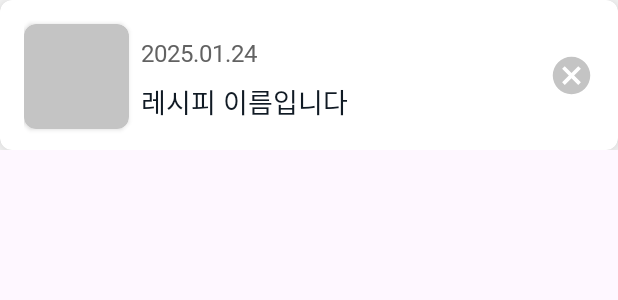
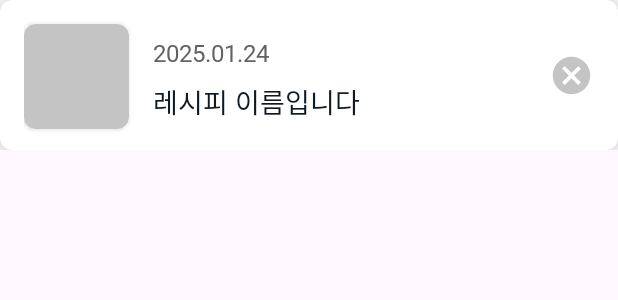
Before and after one commit to kizizip/REPER, an Android app: the layout item_recipe.xml on its own in the app's theme, with its tools: preview values and no code run, on a phone screen of 412 x 824 dp. Shown: the top 300 px of the screen. Run offline under Robolectric (Android 15) with nearby library versions, the phone set to English and light mode, and no system bars.

Commit message:
[style] front - 레시피아이템수정
이미지뷰로 백그라운드 추가할수있게
텍스트 간격조정

```diff
--- a/reper_front/app/src/main/res/layout/item_recipe.xml
+++ b/reper_front/app/src/main/res/layout/item_recipe.xml
@@ -11,7 +11,6 @@
         android:id="@+id/cardView"
         android:layout_width="match_parent"
         android:layout_height="match_parent"
-        android:background="@color/darkgray"
         android:elevation="8dp"
         android:translationZ="5dp"
         app:cardCornerRadius="8dp"
@@ -27,11 +26,9 @@
             android:paddingEnd="16dp"
             android:paddingBottom="8dp">
 
-            <!-- 레시피 이미지 -->
 
-            <!-- 날짜 텍스트 -->
             <androidx.cardview.widget.CardView
-                android:id="@+id/recipe_img"
+                android:id="@+id/recipe_img_CV"
                 android:layout_width="70dp"
                 android:layout_height="70dp"
                 app:cardBackgroundColor="@color/lightgray"
@@ -40,19 +37,26 @@
                 app:layout_constraintBottom_toBottomOf="parent"
                 app:layout_constraintStart_toStartOf="parent"
                 app:layout_constraintTop_toTopOf="parent"
-                app:layout_constraintVertical_bias="0.571" />
+                app:layout_constraintVertical_bias="0.571" >
+
+                <ImageView
+                    android:id="@+id/recipe_img_IV"
+                    android:layout_width="wrap_content"
+                    android:layout_height="wrap_content"
+                    />
+            </androidx.cardview.widget.CardView>
 
             <TextView
                 android:id="@+id/recpe_add_date_TV"
                 android:layout_width="wrap_content"
                 android:layout_height="wrap_content"
-                android:layout_marginStart="8dp"
+                android:layout_marginStart="16dp"
                 android:text="2025.01.24"
                 android:textColor="@color/darkgray"
                 android:layout_marginTop="16dp"
                 android:textSize="16dp"
                 app:layout_constraintBottom_toTopOf="@+id/recipe_item_name"
-                app:layout_constraintStart_toEndOf="@+id/recipe_img"
+                app:layout_constraintStart_toEndOf="@+id/recipe_img_CV"
                 app:layout_constraintTop_toTopOf="parent" />
 
             <!-- 이름 텍스트 -->
@@ -60,14 +64,14 @@
                 android:id="@+id/recipe_item_name"
                 android:layout_width="wrap_content"
                 android:layout_height="wrap_content"
-                android:layout_marginStart="8dp"
+                android:layout_marginStart="16dp"
                 android:elevation="8dp"
                 android:layout_marginLeft="16dp"
                 android:text="레시피 이름입니다"
                 android:textColor="@color/fontblack"
                 android:textSize="18sp"
                 android:layout_marginTop="8dp"
-                app:layout_constraintStart_toEndOf="@+id/recipe_img"
+                app:layout_constraintStart_toEndOf="@+id/recipe_img_CV"
                 app:layout_constraintTop_toBottomOf="@+id/recpe_add_date_TV" />
 
             <!-- 삭제 아이콘 -->
```
